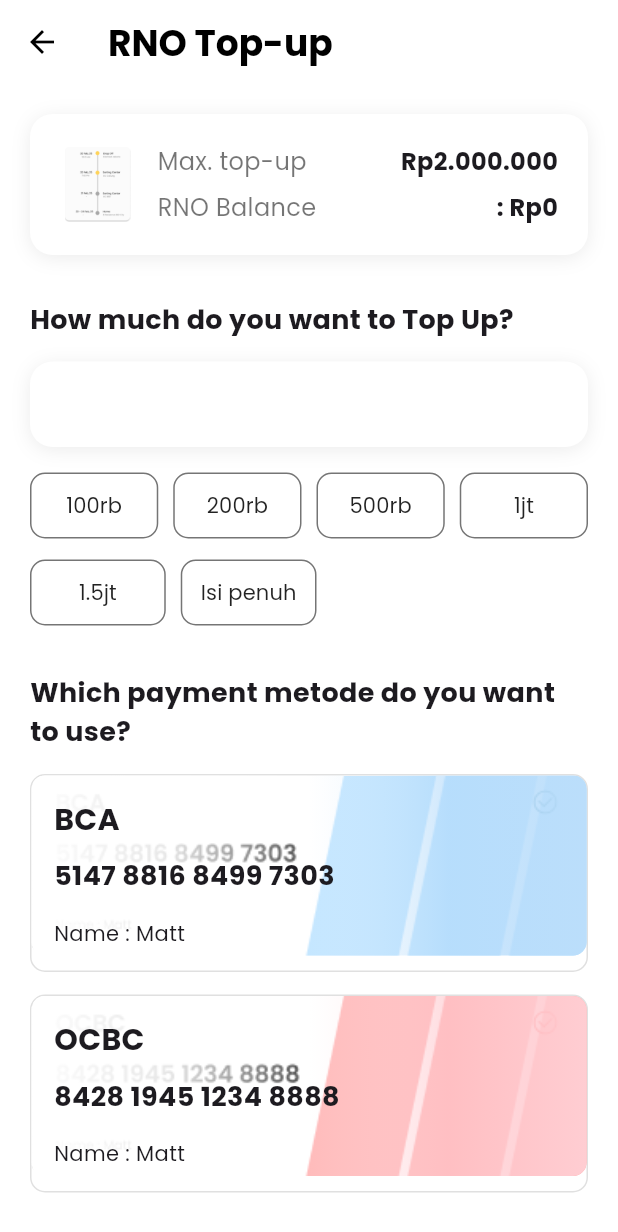
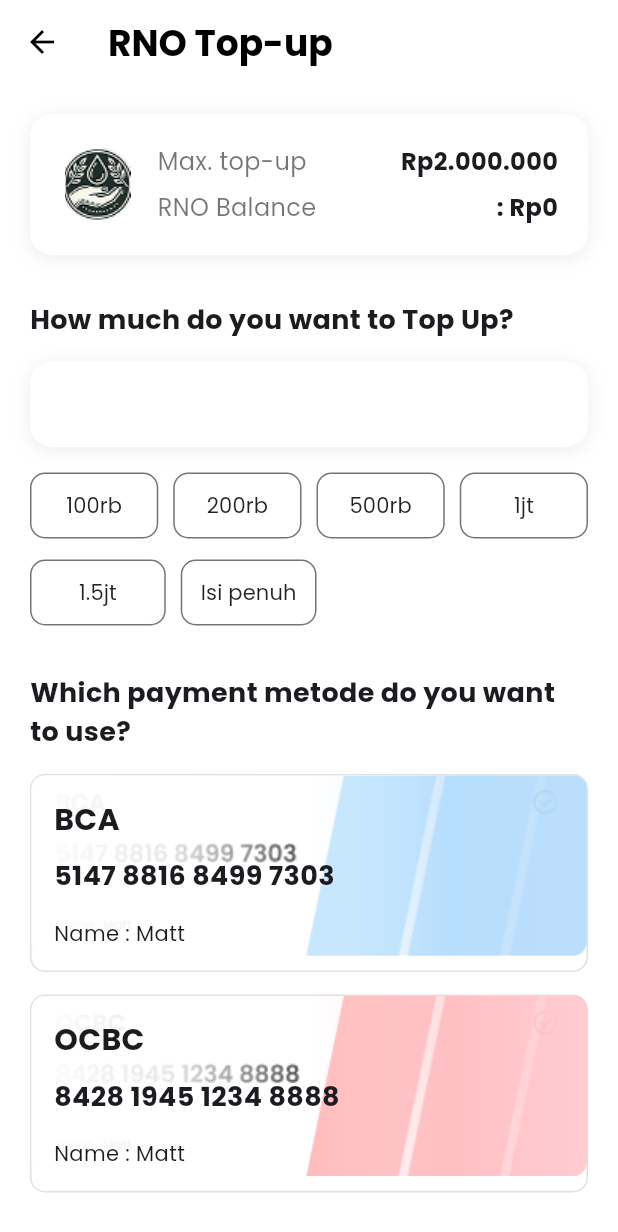
Before and after one commit to Liann099/UAS_Mobile-ReNuOil-, a Flutter app: the RnoTopUpPage screen opened directly, on a phone screen of 412 x 824 dp. Shown: the top 1232 px of the screen. Run offline on Flutter 3.47's test engine with Material 3 defaults, Android fonts, the phone set to English and light mode, and no system bars; our stand-ins replace flutter_secure_storage, flutter_svg, material_symbols_icons; accounts and stored records are empty.

```diff
--- a/uas_renuoil/lib/buyer/rnotopup.dart
+++ b/uas_renuoil/lib/buyer/rnotopup.dart
@@ -78,7 +78,7 @@ class _RnoTopUpPageState extends State<RnoTopUpPage> {
               child: Row(
                 children: [
                   Image.asset(
-                    'assets/images/informasitruk.png',
+                    'assets/images/handimage.png',
                     width: 50,
                     height: 50,
                   ),
```
